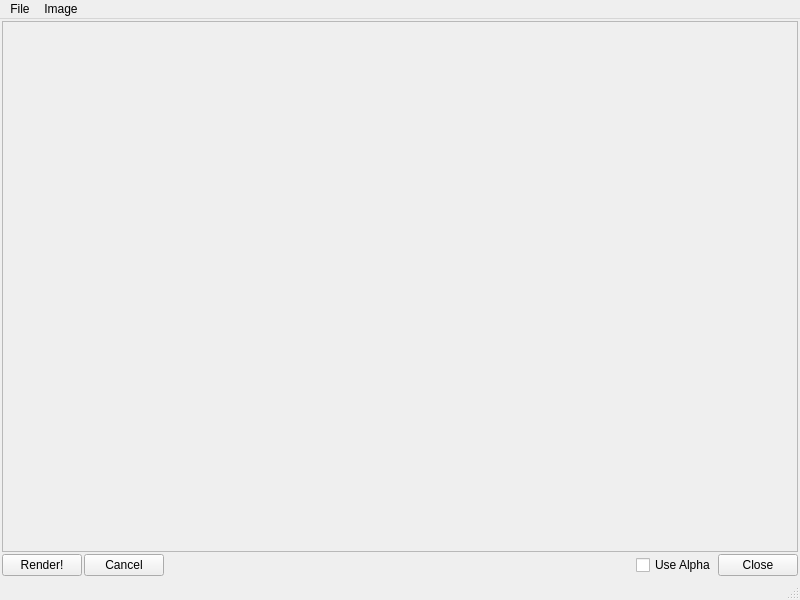
Qt form src/gui/windowbase.ui (YafaRay/libYafaRay) before a commit.
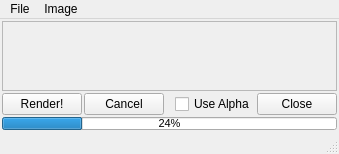
The same form after that commit.

Commit message: Several changes on gui, added "render not saved" box and changed gui font, also added progress bar to ui layout and added and informative label - Added "fussyness" control to softshadow spot

```diff
--- a/src/gui/windowbase.ui
+++ b/src/gui/windowbase.ui
@@ -6,8 +6,8 @@
    <rect>
     <x>0</x>
     <y>0</y>
-    <width>800</width>
-    <height>600</height>
+    <width>238</width>
+    <height>152</height>
    </rect>
   </property>
   <property name="windowTitle">
@@ -43,8 +43,8 @@
         <rect>
          <x>0</x>
          <y>0</y>
-         <width>794</width>
-         <height>529</height>
+         <width>232</width>
+         <height>57</height>
         </rect>
        </property>
       </widget>
@@ -64,19 +64,6 @@
       </property>
      </widget>
     </item>
-    <item row="1" column="2">
-     <spacer name="horizontalSpacer">
-      <property name="orientation">
-       <enum>Qt::Horizontal</enum>
-      </property>
-      <property name="sizeHint" stdset="0">
-       <size>
-        <width>431</width>
-        <height>20</height>
-       </size>
-      </property>
-     </spacer>
-    </item>
     <item row="1" column="3">
      <widget class="QCheckBox" name="alphaCheck">
       <property name="text">
@@ -94,6 +81,58 @@
       </property>
      </widget>
     </item>
+    <item row="3" column="0" colspan="5">
+     <widget class="QProgressBar" name="progressbar">
+      <property name="sizePolicy">
+       <sizepolicy hsizetype="MinimumExpanding" vsizetype="Fixed">
+        <horstretch>0</horstretch>
+        <verstretch>0</verstretch>
+       </sizepolicy>
+      </property>
+      <property name="minimumSize">
+       <size>
+        <width>0</width>
+        <height>13</height>
+       </size>
+      </property>
+      <property name="maximumSize">
+       <size>
+        <width>16777215</width>
+        <height>13</height>
+       </size>
+      </property>
+      <property name="font">
+       <font>
+        <pointsize>8</pointsize>
+       </font>
+      </property>
+      <property name="value">
+       <number>24</number>
+      </property>
+      <property name="alignment">
+       <set>Qt::AlignCenter</set>
+      </property>
+      <property name="textVisible">
+       <bool>true</bool>
+      </property>
+      <property name="orientation">
+       <enum>Qt::Horizontal</enum>
+      </property>
+     </widget>
+    </item>
+    <item row="1" column="2">
+     <widget class="QLabel" name="yafLabel">
+      <property name="sizePolicy">
+       <sizepolicy hsizetype="Expanding" vsizetype="Preferred">
+        <horstretch>0</horstretch>
+        <verstretch>0</verstretch>
+       </sizepolicy>
+      </property>
+      <property name="text">
+       <string/>
+      </property>
+     </widget>
+    </item>
    </layout>
   </widget>
   <widget class="QMenuBar" name="menubar">
@@ -101,8 +140,8 @@
     <rect>
      <x>0</x>
      <y>0</y>
-     <width>800</width>
-     <height>21</height>
+     <width>238</width>
+     <height>25</height>
     </rect>
    </property>
    <widget class="QMenu" name="menuFile">
```
The commit also changes 9 other files.
